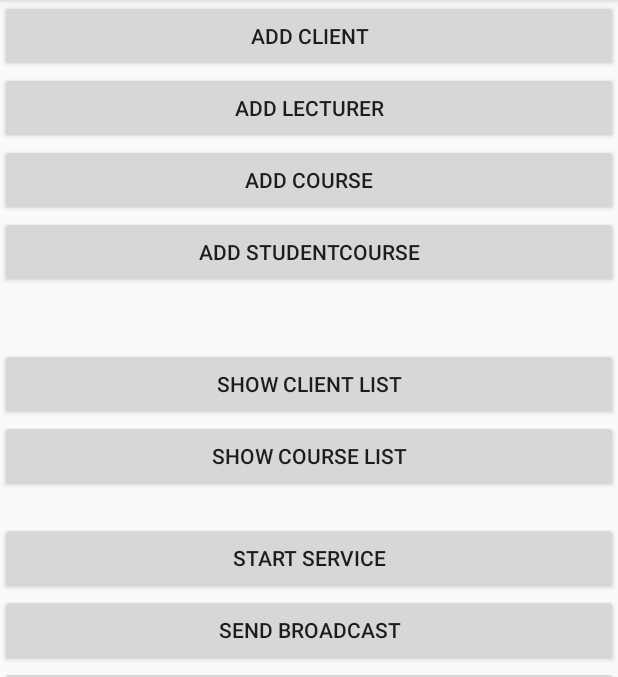
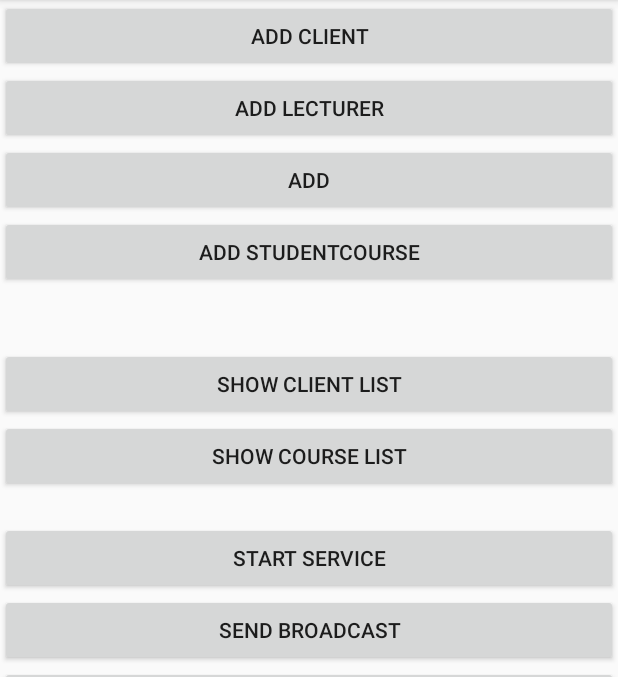
Before and after one commit to shlomomig/TakeGo1, an Android app: the screen it shows after launch (MainActivity), on a phone screen of 412 x 824 dp, the part 84-761 px from its top. Run offline under Robolectric (Android 15) with nearby library versions, the phone set to English and light mode, and no system bars.

Commit message:
w a new class

```diff
--- a/app/src/main/res/layout/activity_main.xml
+++ b/app/src/main/res/layout/activity_main.xml
@@ -12,7 +12,7 @@
 
     <Button android:layout_height="wrap_content" android:layout_width="match_parent" android:id="@+id/addLecturerButton" android:text="Add Lecturer"/>
 
-    <Button android:layout_height="wrap_content" android:layout_width="match_parent" android:id="@+id/addCourseButton" android:text="Add Course"/>
+    <Button android:layout_height="wrap_content" android:layout_width="match_parent" android:id="@+id/addCourseButton" android:text="Add"/>
 
     <Button android:layout_height="wrap_content" android:layout_width="match_parent" android:id="@+id/addStudentCourseButton" android:text="Add StudentCourse"/>
 
```
